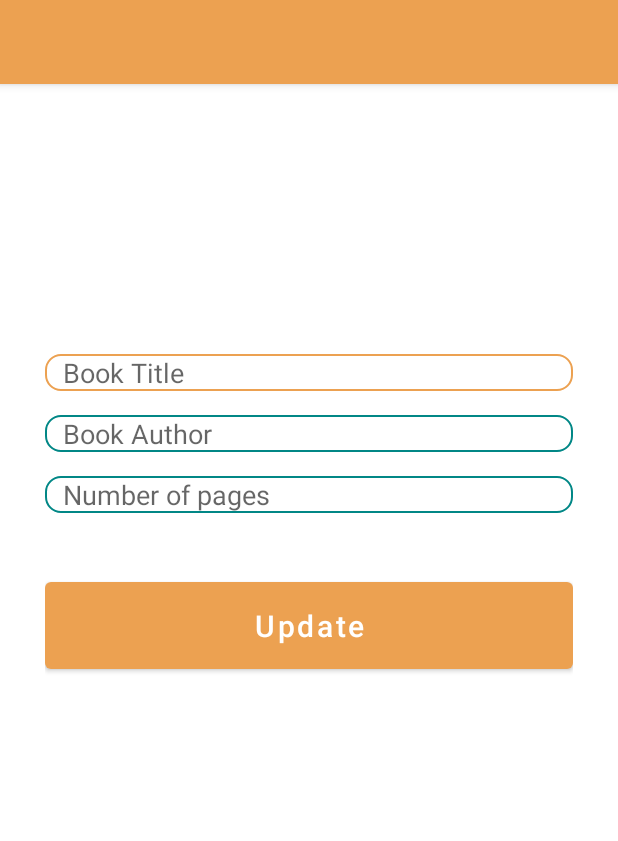
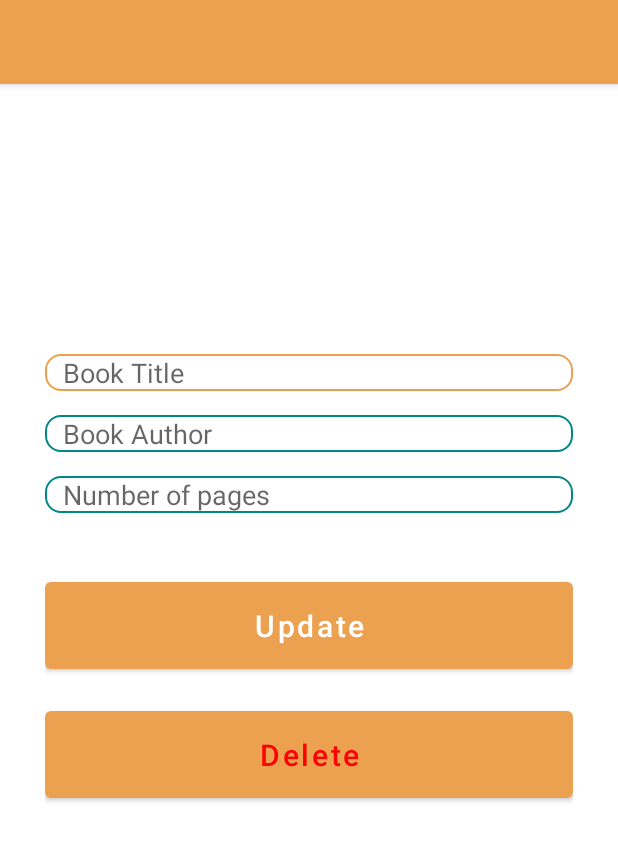
Before and after one commit to GuiLeoIPS/ProjetoPAM, an Android app: the UpdateActivity screen opened directly, with no data from a screen before it, on a phone screen of 412 x 824 dp. Shown: the top 841 px of the screen. Run offline under Robolectric (Android 15) with nearby library versions, the phone set to English and light mode, and no system bars.

Commit message:
Delete Livros

```diff
--- a/app/src/main/res/layout/activity_update.xml
+++ b/app/src/main/res/layout/activity_update.xml
@@ -63,4 +63,17 @@
         app:layout_constraintEnd_toEndOf="parent"
         app:layout_constraintStart_toStartOf="parent"
         app:layout_constraintTop_toBottomOf="@+id/pages_input2" />
+
+    <Button
+        android:id="@+id/delete_button"
+        android:layout_width="match_parent"
+        android:layout_height="70dp"
+        android:layout_marginTop="16dp"
+        android:text="Delete"
+        android:textAllCaps="false"
+        android:textColor="#ff0000"
+        android:textSize="20sp"
+        app:layout_constraintEnd_toEndOf="parent"
+        app:layout_constraintStart_toStartOf="parent"
+        app:layout_constraintTop_toBottomOf="@+id/update_button" />
 </androidx.constraintlayout.widget.ConstraintLayout>
```
Also changed, not shown: app/src/main/java/pt/ips/pam/projetopam/MyDatabaseHelper.java (+10 -0 lines), app/src/main/java/pt/ips/pam/projetopam/UpdateActivity.java (+32 -1 lines).
